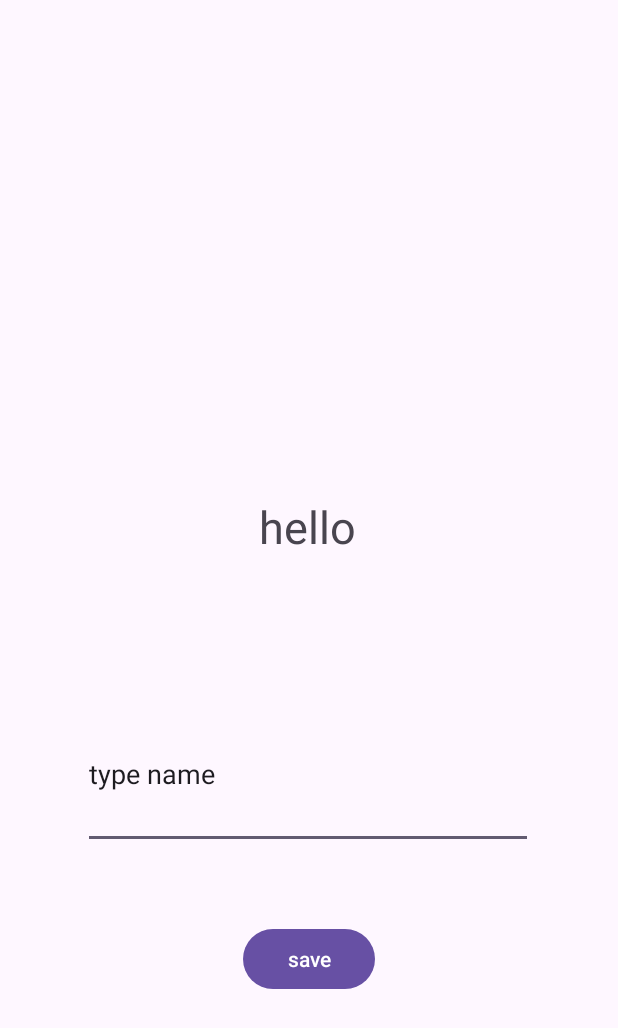
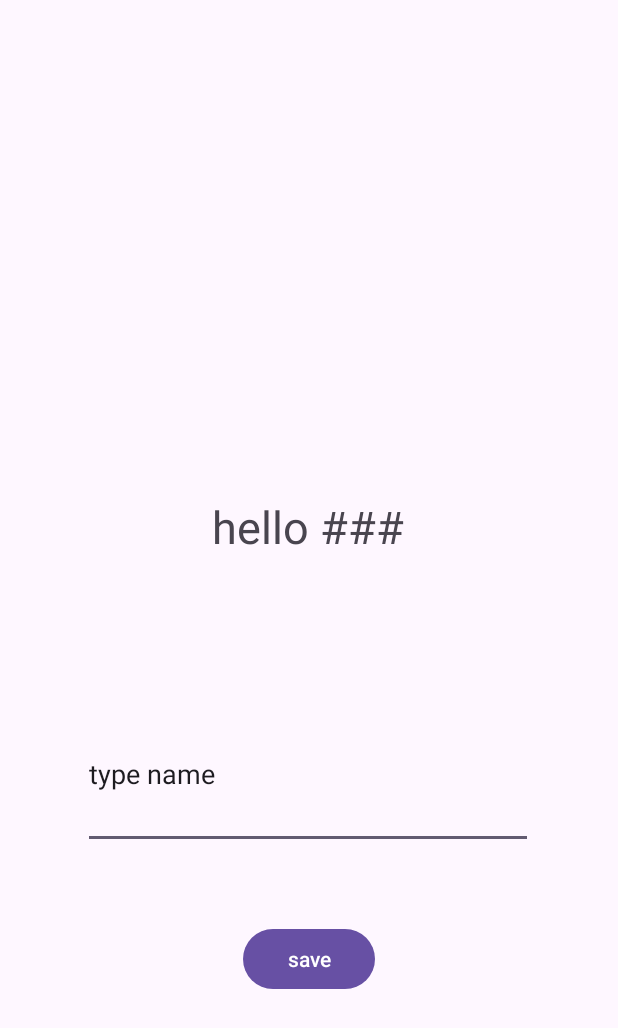
Before and after one commit to BenGaist/jojo, an Android app: the screen it shows after launch (MainActivity), on a phone screen of 412 x 824 dp. Shown: the top 1028 px of the screen. Run offline under Robolectric (Android 15) with nearby library versions, the phone set to English and light mode, and no system bars; 1 statement that could not run was skipped.

Commit message:
good commit

```diff
--- a/app/src/main/java/com/example/myapplication/MainActivity.java
+++ b/app/src/main/java/com/example/myapplication/MainActivity.java
@@ -36,6 +36,9 @@ public class MainActivity extends AppCompatActivity {
         Button saveBtn = findViewById(R.id.save);
 
 
+        String savedUsername = sharedPreferences.getString("username", "###");
+        helloTxt.setText("hello " + savedUsername);
+
         saveBtn.setOnClickListener(new View.OnClickListener() {
             @Override
             public void onClick(View view) {
```
